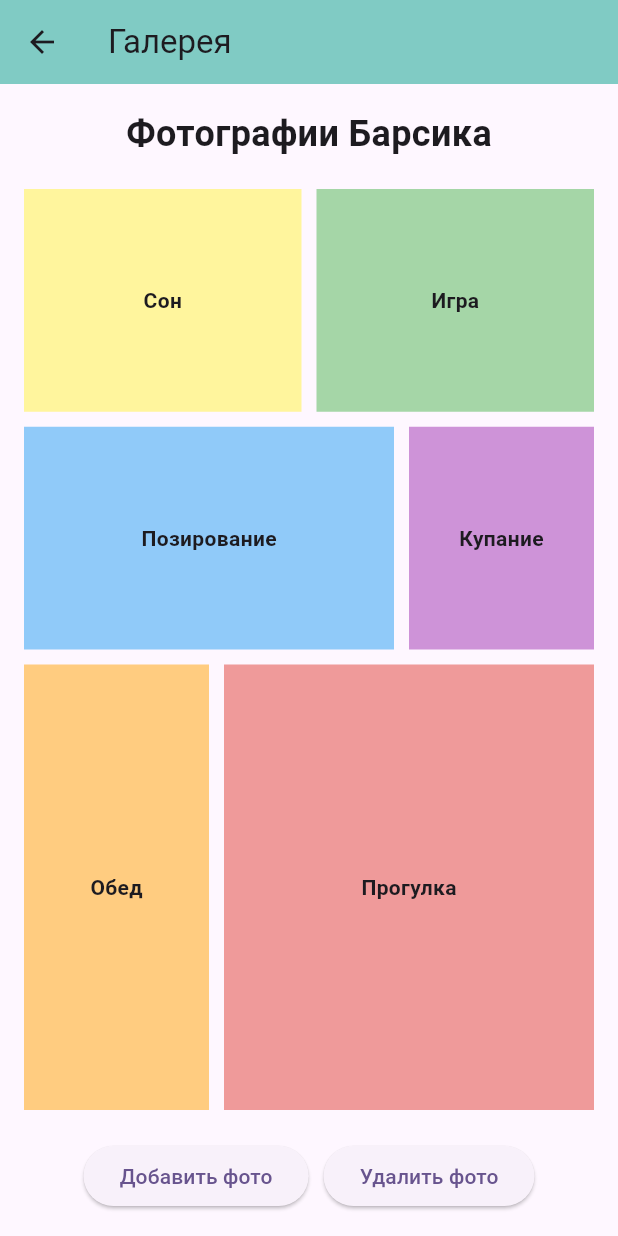
After one commit to SleepRita/flutter_pr3, a Flutter app: the screen it shows after launch, after a tap on "Галерея", on a phone screen of 412 x 824 dp. The commit adds this screen. Run offline on Flutter 3.47's test engine with Material 3 defaults, Android fonts, the phone set to English and light mode, and no system bars.

Commit message:
Sixth commit

```diff
--- /dev/null
+++ b/lib/src/screens/gallery_screen.dart
@@ -0,0 +1,87 @@
+import 'package:flutter/material.dart';
+
+class GalleryScreen extends StatelessWidget {
+  const GalleryScreen({super.key});
+
+  @override
+  Widget build(BuildContext context) {
+    return Scaffold(
+      appBar: AppBar(
+        title: const Text('Галерея'),
+        backgroundColor: Colors.teal.shade200,
+      ),
+      body: Padding(
+        padding: const EdgeInsets.all(16.0),
+        child: Column(
+          children: [
+            const Text('Фотографии Барсика', style: TextStyle(fontSize: 24, fontWeight: FontWeight.bold)),
+            const SizedBox(height: 20),
+            Expanded(
+              child: Row(
+                children: [
+                  Expanded(child: _buildPhotoContainer(Colors.yellow.shade200, 'Сон')),
+                  const SizedBox(width: 10),
+                  Expanded(child: _buildPhotoContainer(Colors.green.shade200, 'Игра')),
+                ],
+              ),
+            ),
+            const SizedBox(height: 10),
+            Expanded(
+              child: Row(
+                children: [
+                  Expanded(flex: 2, child: _buildPhotoContainer(Colors.blue.shade200, 'Позирование')),
+                  const SizedBox(width: 10),
+                  Expanded(child: _buildPhotoContainer(Colors.purple.shade200, 'Купание')),
+                ],
+              ),
+            ),
+            const SizedBox(height: 10),
+            Expanded(
+              flex: 2,
+              child: Row(
+                children: [
+                  Expanded(child: _buildPhotoContainer(Colors.orange.shade200, 'Обед')),
+                  const SizedBox(width: 10),
+                  Expanded(flex: 2, child: _buildPhotoContainer(Colors.red.shade200, 'Прогулка')),
+                ],
+              ),
+            ),
+            const SizedBox(height: 20),
+            Row(
+              mainAxisAlignment: MainAxisAlignment.center,
+              children: [
+                ElevatedButton(
+                  onPressed: () {
+                    ScaffoldMessenger.of(context).showSnackBar(
+                      const SnackBar(content: Text('Новое фото добавлено! (на самом деле нет)')),
+                    );
+                  },
+                  child: const Text('Добавить фото'),
+                ),
+                const SizedBox(width: 10),
+                ElevatedButton(
+                  onPressed: () {
+                    ScaffoldMessenger.of(context).showSnackBar(
+                      const SnackBar(content: Text('Пока такой функции не предусмотрено.')),
+                    );
+                  },
+                  child: const Text('Удалить фото'),
+                )
+              ]
+            )
+          ],
+        ),
+      ),
+    );
+  }
+
+  // Вспомогательный метод для создания "фото"
+  Widget _buildPhotoContainer(Color color, String text) {
+    return Container(
+      color: color,
+      child: Center(
+        child: Text(text, style: const TextStyle(fontWeight: FontWeight.bold)),
+      ),
+    );
+  }
+}
--- a/lib/src/screens/home_screen.dart
+++ b/lib/src/screens/home_screen.dart
@@ -1,5 +1,6 @@
 import 'package:flutter/material.dart';
 import 'about_screen.dart';
+import 'gallery_screen.dart';
 import 'profile_screen.dart';
 import 'settings_screen.dart';
 
@@ -78,6 +79,10 @@ class _HomeScreenState extends State<HomeScreen> {
                   child: const Text('Профиль'),
                 ),
                 OutlinedButton(
+                  onPressed: () => Navigator.push(context, MaterialPageRoute(builder: (context) => const GalleryScreen())),
+                  child: const Text('Галерея'),
+                ),
+                OutlinedButton(
                   onPressed: () => Navigator.push(context, MaterialPageRoute(builder: (context) => const SettingsScreen())),
                   child: const Text('Настройки'),
                 ),
```
